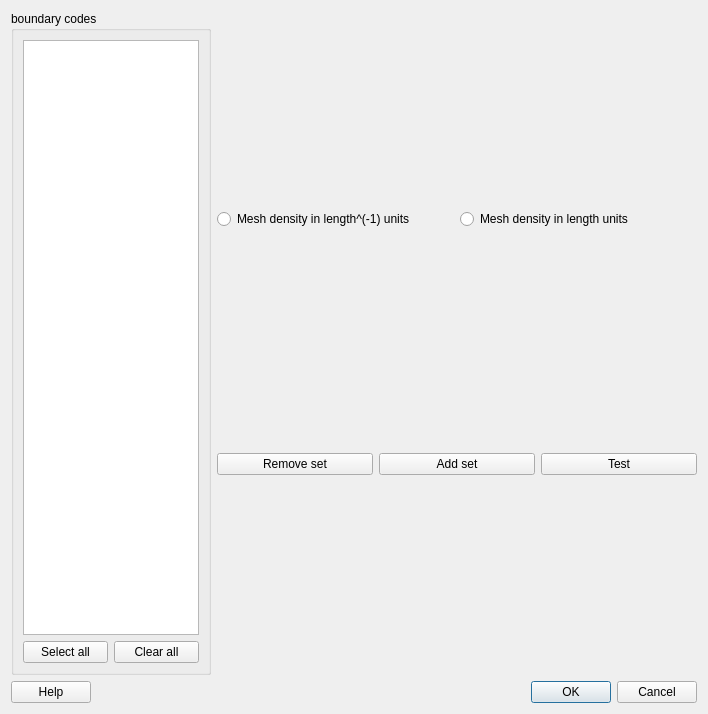
This is src/guicreatesurfacemesh.ui in enGits/engrid as Qt 5 draws it before an edit. The edited form follows.
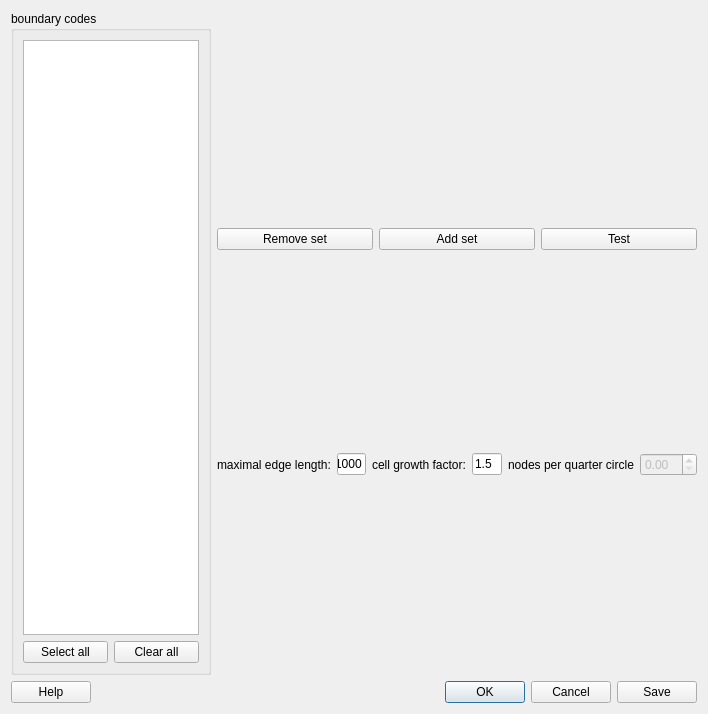
This is the edited form. Icons and pictures are not drawn.

```diff
--- a/src/guicreatesurfacemesh.ui
+++ b/src/guicreatesurfacemesh.ui
@@ -67,24 +67,6 @@
        <item>
         <layout class="QVBoxLayout" name="verticalLayout_SettingsSheet"/>
        </item>
-       <item>
-        <layout class="QHBoxLayout" name="horizontalLayout_4">
-         <item>
-          <widget class="QRadioButton" name="radioButton_density">
-           <property name="text">
-            <string>Mesh density in length^(-1) units</string>
-           </property>
-          </widget>
-         </item>
-         <item>
-          <widget class="QRadioButton" name="radioButton_length">
-           <property name="text">
-            <string>Mesh density in length units</string>
-           </property>
-          </widget>
-         </item>
-        </layout>
-       </item>
        <item>
         <spacer name="horizontalSpacer">
          <property name="orientation">
@@ -123,6 +105,58 @@
          </item>
         </layout>
        </item>
+       <item>
+        <layout class="QHBoxLayout" name="horizontalLayout_2">
+         <item>
+          <widget class="QLabel" name="label">
+           <property name="text">
+            <string>maximal edge length:</string>
+           </property>
+          </widget>
+         </item>
+         <item>
+          <widget class="QLineEdit" name="lineEditMaximalEdgeLength">
+           <property name="text">
+            <string>1000</string>
+           </property>
+          </widget>
+         </item>
+         <item>
+          <widget class="QLabel" name="label_3">
+           <property name="text">
+            <string>cell growth factor:</string>
+           </property>
+          </widget>
+         </item>
+         <item>
+          <widget class="QLineEdit" name="lineEditGrowthFactor">
+           <property name="text">
+            <string>1.5</string>
+           </property>
+          </widget>
+         </item>
+         <item>
+          <widget class="QLabel" name="label_2">
+           <property name="text">
+            <string>nodes per quarter circle</string>
+           </property>
+          </widget>
+         </item>
+         <item>
+          <widget class="QDoubleSpinBox" name="doubleSpinBoxCurvature">
+           <property name="enabled">
+            <bool>false</bool>
+           </property>
+           <property name="singleStep">
+            <double>0.100000000000000</double>
+           </property>
+           <property name="value">
+            <double>0.000000000000000</double>
+           </property>
+          </widget>
+         </item>
+        </layout>
+       </item>
       </layout>
      </item>
     </layout>
@@ -159,6 +193,13 @@
        </property>
       </widget>
      </item>
+     <item>
+      <widget class="QPushButton" name="pushButtonSave">
+       <property name="text">
+        <string>Save</string>
+       </property>
+      </widget>
+     </item>
     </layout>
    </item>
   </layout>
```
